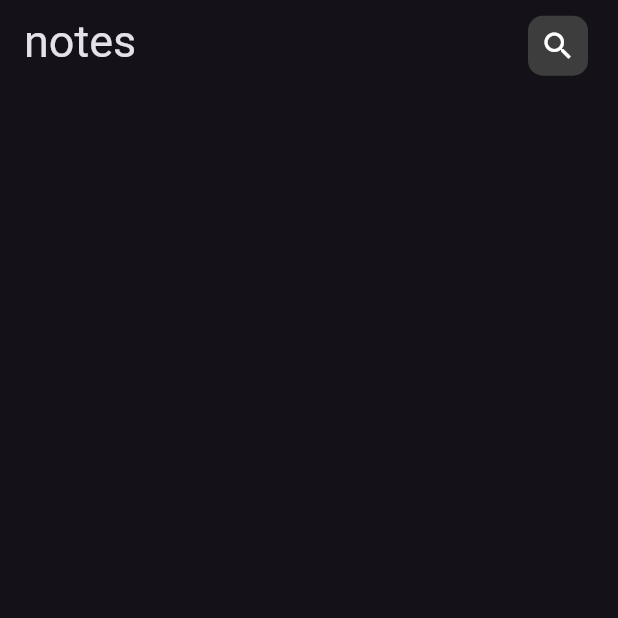
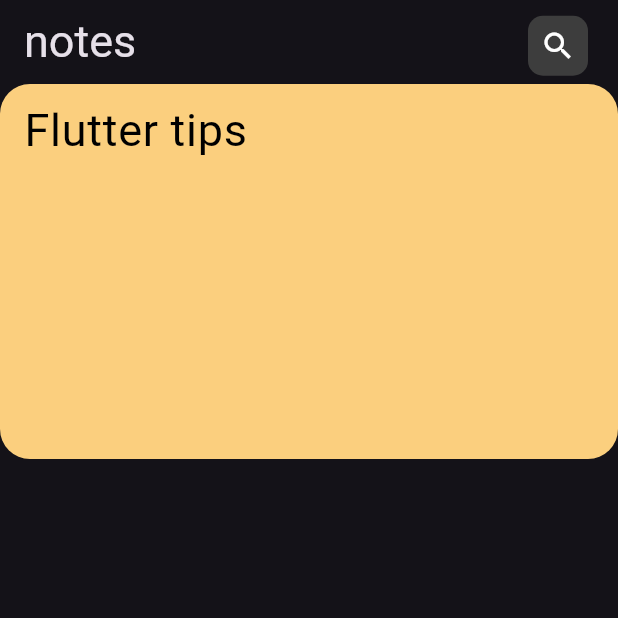
Before and after one commit to kerlosatef/NoteApp, a Flutter app: the screen it shows after launch, on a phone screen of 412 x 824 dp, the top half of it. Run offline on Flutter 3.47's test engine with Material 3 defaults, Android fonts, the phone set to English and light mode, and no system bars.

Commit message:
notesItem

```diff
--- /dev/null
+++ b/lib/widget/noteItem.dart
@@ -0,0 +1,25 @@
+import 'package:flutter/material.dart';
+
+class NoteItem extends StatelessWidget {
+  const NoteItem({
+    super.key,
+  });
+
+  @override
+  Widget build(BuildContext context) {
+    return Container(
+      height: 250,
+      width: double.infinity,
+      decoration: BoxDecoration(
+          color: Color(0xfffbcf7e), borderRadius: BorderRadius.circular(20)),
+      child: Column(
+        children: [
+          ListTile(
+            title: Text("Flutter tips",
+                style: TextStyle(color: Colors.black, fontSize: 30)),
+          )
+        ],
+      ),
+    );
+  }
+}
--- a/lib/widget/notes_view_body.dart
+++ b/lib/widget/notes_view_body.dart
@@ -1,4 +1,5 @@
 import 'package:flutter/material.dart';
+import 'package:note/widget/noteItem.dart';
 
 class NotesViewBody extends StatelessWidget {
   const NotesViewBody({super.key});
@@ -28,6 +29,15 @@ class NotesViewBody extends StatelessWidget {
                 )),
           )
         ],
-    ));
+      ),
+      body: Column(
+        children: [
+          NoteItem(),
+          SizedBox(
+            height: 20,
+          )
+        ],
+      ),
+    );
   }
 }
```
Lines whose indentation alone changed are shown as unchanged.
